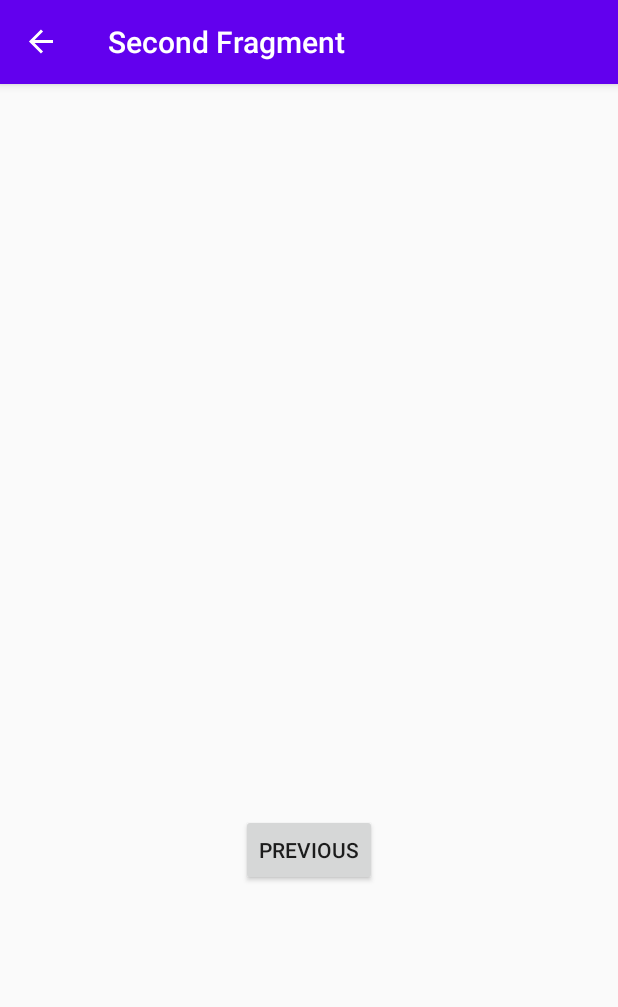
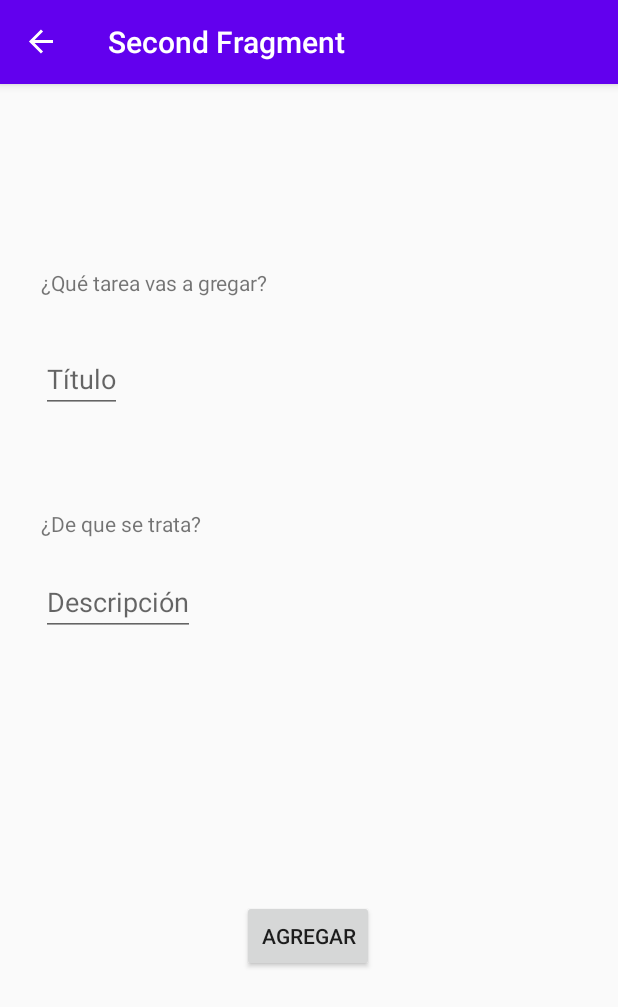
Before and after one commit to adr1anzarza/TodoList, an Android app: the SecondFragment screen opened through its navigation route, on a phone screen of 412 x 824 dp. Shown: the top 1007 px of the screen. Run offline under Robolectric (Android 15) with nearby library versions, the phone set to English and light mode, and no system bars; our stand-ins replace Room's generated code, data binding, navigation-ui; 1 statement that could not run was skipped.

Commit message:
detail layout added

```diff
--- a/app/src/main/res/layout/fragment_second.xml
+++ b/app/src/main/res/layout/fragment_second.xml
@@ -1,7 +1,11 @@
 <?xml version="1.0" encoding="utf-8"?>
-<androidx.constraintlayout.widget.ConstraintLayout xmlns:android="http://schemas.android.com/apk/res/android"
+<layout
+    xmlns:android="http://schemas.android.com/apk/res/android"
     xmlns:app="http://schemas.android.com/apk/res-auto"
-    xmlns:tools="http://schemas.android.com/tools"
+    xmlns:tools="http://schemas.android.com/tools">
+
+
+<androidx.constraintlayout.widget.ConstraintLayout
     android:layout_width="match_parent"
     android:layout_height="match_parent"
     tools:context=".tasks.SecondFragment">
@@ -10,18 +14,52 @@
         android:id="@+id/textview_second"
         android:layout_width="wrap_content"
         android:layout_height="wrap_content"
-        app:layout_constraintBottom_toTopOf="@id/button_second"
+        android:text="@string/que_tarea"
+        app:layout_constraintBottom_toBottomOf="parent"
         app:layout_constraintEnd_toEndOf="parent"
+        app:layout_constraintHorizontal_bias="0.105"
         app:layout_constraintStart_toStartOf="parent"
-        app:layout_constraintTop_toTopOf="parent" />
+        app:layout_constraintTop_toTopOf="parent"
+        app:layout_constraintVertical_bias="0.164" />
+
+    <EditText
+        android:id="@+id/editText"
+        android:layout_width="wrap_content"
+        android:layout_height="wrap_content"
+        android:layout_marginTop="32dp"
+        android:hint="@string/titulo"
+        app:layout_constraintEnd_toEndOf="@+id/textview_second"
+        app:layout_constraintHorizontal_bias="0.0"
+        app:layout_constraintStart_toStartOf="@+id/textview_second"
+        app:layout_constraintTop_toBottomOf="@+id/textview_second" />
+
+    <TextView
+        android:id="@+id/textView"
+        android:layout_width="wrap_content"
+        android:layout_height="wrap_content"
+        android:layout_marginTop="64dp"
+        android:text="@string/de_que"
+        app:layout_constraintStart_toStartOf="@+id/editText"
+        app:layout_constraintTop_toBottomOf="@+id/editText" />
+
+    <EditText
+        android:id="@+id/editText2"
+        android:layout_width="wrap_content"
+        android:layout_height="wrap_content"
+        android:layout_marginTop="20dp"
+        android:hint="@string/descripcion"
+        app:layout_constraintStart_toStartOf="@+id/textView"
+        app:layout_constraintTop_toBottomOf="@+id/textView" />
 
     <Button
-        android:id="@+id/button_second"
+        android:id="@+id/add_task_button"
         android:layout_width="wrap_content"
         android:layout_height="wrap_content"
-        android:text="@string/previous"
+        android:text="@string/agregar"
         app:layout_constraintBottom_toBottomOf="parent"
         app:layout_constraintEnd_toEndOf="parent"
+        app:layout_constraintHorizontal_bias="0.498"
         app:layout_constraintStart_toStartOf="parent"
-        app:layout_constraintTop_toBottomOf="@id/textview_second" />
+        app:layout_constraintTop_toBottomOf="@+id/editText2" />
 </androidx.constraintlayout.widget.ConstraintLayout>
+</layout>
--- a/app/src/main/res/values/strings.xml
+++ b/app/src/main/res/values/strings.xml
@@ -11,4 +11,9 @@
     <string name="hello_second_fragment">Hello second fragment. Arg: %1$s</string>
     <string name="cerrar_sesion">Cerrar sesión</string>
     <string name="limpiar">Limpiar</string>
+    <string name="que_tarea">¿Qué tarea vas a gregar?</string>
+    <string name="de_que">¿De que se trata?</string>
+    <string name="titulo">Título</string>
+    <string name="descripcion">Descripción</string>
+    <string name="agregar">Agregar</string>
 </resources>
```
